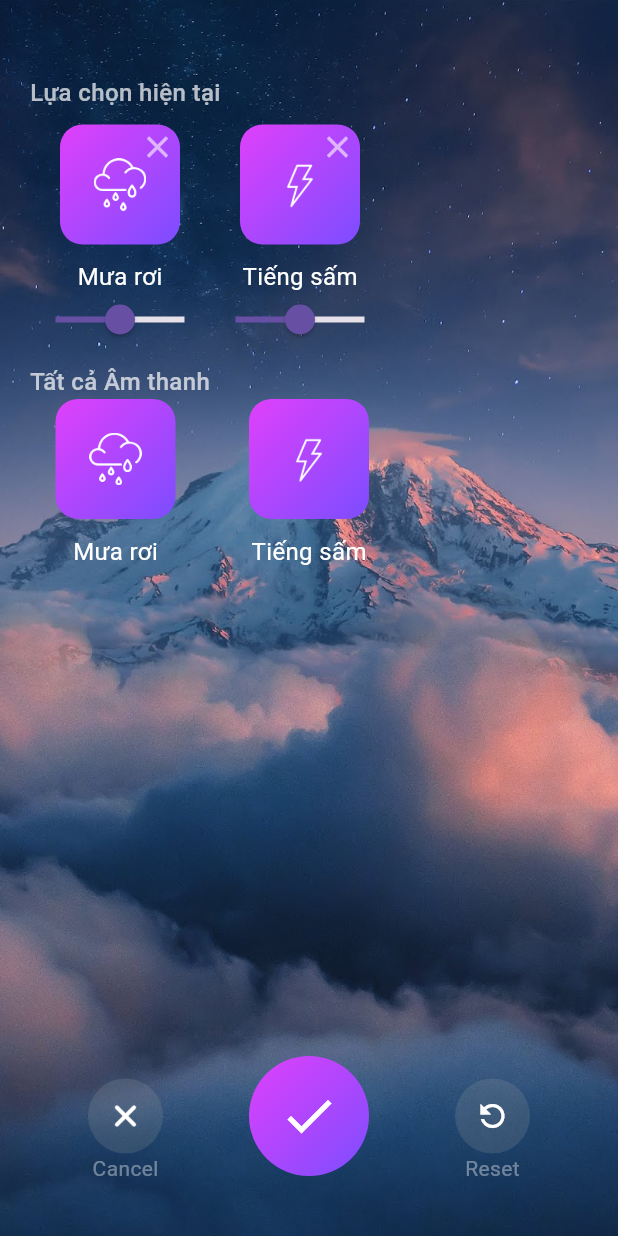
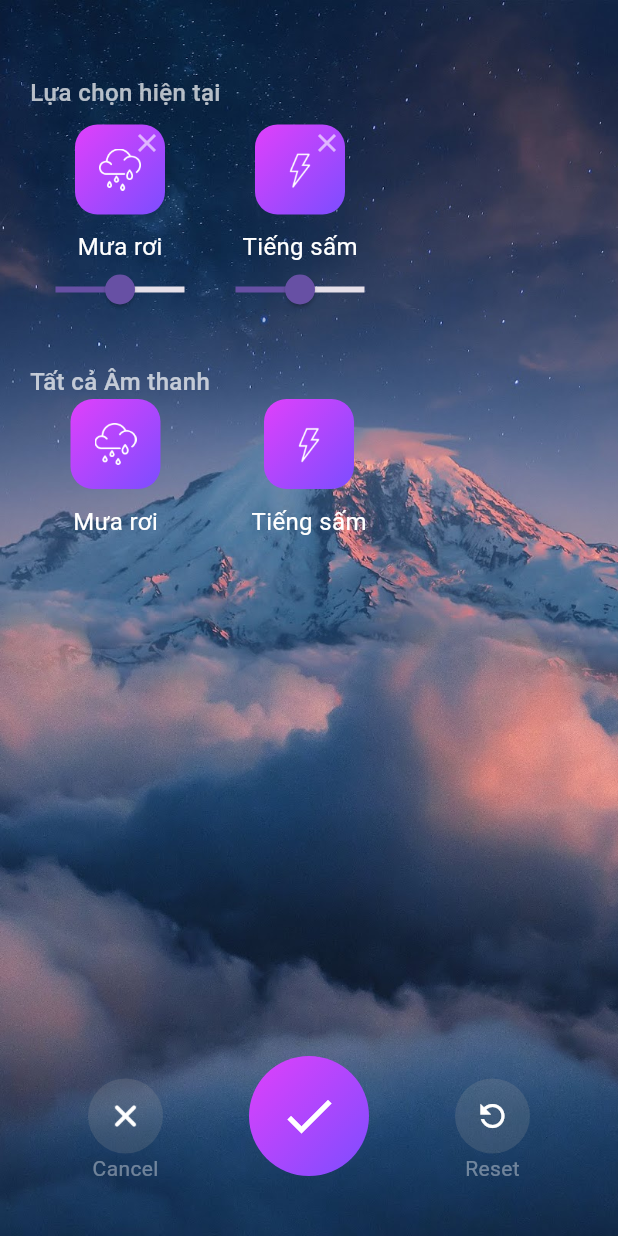
Before and after one commit to HaiNam1408/sleepsounds, a Flutter app: the OptionSoundScreen screen opened by its route, on a phone screen of 412 x 824 dp. Run offline on Flutter 3.47's test engine with Material 3 defaults, Android fonts, the phone set to English and light mode, and no system bars; our stand-ins replace dartx, flutter_time_picker_spinner, get, just_audio, rx_shared_preferences, sizer; missing offline and left inert: miniplayer; network calls fail.

```diff
--- a/lib/src/modules/home/home_screen.dart
+++ b/lib/src/modules/home/home_screen.dart
@@ -24,21 +24,21 @@ class HomeScreen extends GetView<HomeController> {
         "image":
             "https://media.istockphoto.com/id/502324324/photo/enjoyment.jpg?s=612x612&w=0&k=20&c=6PPFSorv0D_U7r3JQlymioQLfeqXyzCVNySJHVEOmEA=",
         "id": "2",
-        "sounds": ['assets/audio/spring_rain.mp3']
+        "sounds": ['assets/audio/piano.mp3', 'assets/audio/spring_rain.mp3']
       },
       {
         "name": "Mưa trong Rừng",
         "image":
             "https://i.pinimg.com/originals/2d/27/91/2d2791281c3f4dc5ba5833886dd1db54.jpg",
         "id": "3",
-        "sounds": ['assets/audio/spring_rain.mp3']
+        "sounds": ['assets/audio/forest_rain.mp3']
       },
       {
         "name": "Mưa trên mái nhà",
         "image":
             "https://www.roofonemichigan.com/wp-content/uploads/2018/07/65459917_s.jpg",
         "id": "4",
-        "sounds": ['assets/audio/spring_rain.mp3']
+        "sounds": ['assets/audio/rooftop_rain.mp3']
       },
       {
         "name": "Mưa nhẹ",
--- a/lib/src/modules/option_sound/component/button_option_sound.dart
+++ b/lib/src/modules/option_sound/component/button_option_sound.dart
@@ -9,7 +9,13 @@ class BtnOptionSound extends StatefulWidget {
   final VoidCallback onTap;
   final bool hideBtnClose;
   final ValueChanged<double> onChanged;
-  const BtnOptionSound({super.key, required this.text, required this.image, required this.onTap, required this.hideBtnClose, required this.onChanged});
+  const BtnOptionSound(
+      {super.key,
+      required this.text,
+      required this.image,
+      required this.onTap,
+      required this.hideBtnClose,
+      required this.onChanged});
 
   @override
   State<BtnOptionSound> createState() => _BtnOptionSoundState();
@@ -24,8 +30,8 @@ class _BtnOptionSoundState extends State<BtnOptionSound> {
       child: Column(
         children: [
           Container(
-            width: 80,
-            height: 80,
+            width: 60,
+            height: 60,
             decoration: const BoxDecoration(
                 borderRadius: BorderRadius.all(Radius.circular(15)),
                 gradient: LinearGradient(
@@ -34,43 +40,45 @@ class _BtnOptionSoundState extends State<BtnOptionSound> {
                     colors: [
                       Colors.purpleAccent,
                       Colors.deepPurpleAccent,
-                    ]
-                )
-            ),
+                    ])),
             child: Stack(
               children: [
                 Align(
                     alignment: Alignment.center,
-                    child: Image.asset(widget.image,color: Colors.white, width: 35,)
-                ),
+                    child: Image.asset(
+                      widget.image,
+                      color: Colors.white,
+                      width: 28,
+                    )),
                 if (widget.hideBtnClose)
                   Positioned(
-                      right: 3,
-                      top: 3,
+                      right: 2,
+                      top: 2,
                       child: GestureDetector(
                         onTap: widget.onTap,
-                        child: Icon(
+                        child: const Icon(
                           Icons.close,
                           color: Colors.white60,
+                          size: 20,
                         ),
-                      )
-                  )
+                      ))
               ],
             ),
           ),
-          SizedBox(height: 10,),
+          const SizedBox(
+            height: 10,
+          ),
           Text(
-              widget.text,
-            style: TextStyle(
-              color: Colors.white,
-              fontSize: 16,
-              fontWeight: FontWeight.w400
-            ),
+            widget.text,
+            style: const TextStyle(
+                color: Colors.white, fontSize: 16, fontWeight: FontWeight.w400),
           ),
           SliderTheme(
-            data: SliderThemeData(
+            data: const SliderThemeData(
               trackShape: RectangularSliderTrackShape(),
-              thumbShape: RoundSliderThumbShape(enabledThumbRadius: 10.0), // Hình dạng của thumb (điểm điều chỉnh)
+              thumbShape: RoundSliderThumbShape(
+                  enabledThumbRadius:
+                      10.0), // Hình dạng của thumb (điểm điều chỉnh)
               overlayShape: RoundSliderOverlayShape(overlayRadius: 17.0),
             ),
             child: Slider(
@@ -78,13 +86,12 @@ class _BtnOptionSoundState extends State<BtnOptionSound> {
                 min: 0.0,
                 max: 1.0,
                 divisions: 100,
-                onChanged: (double value){
+                onChanged: (double value) {
                   setState(() {
                     _currentVolume = value;
                   });
                   widget.onChanged(value);
-                }
-            ),
+                }),
           )
         ],
       ),
--- a/lib/src/modules/option_sound/component/grid_view.dart
+++ b/lib/src/modules/option_sound/component/grid_view.dart
@@ -1,11 +1,11 @@
 import 'package:flutter/material.dart';
-
 
 class GridViewCustom extends StatelessWidget {
   final List<Map<String, dynamic>> data;
   final VoidCallback? onTap;
   final bool hideBtnClose;
-  const GridViewCustom({super.key, required this.data, this.onTap,required this.hideBtnClose});
+  const GridViewCustom(
+      {super.key, required this.data, this.onTap, required this.hideBtnClose});
 
   @override
   Widget build(BuildContext context) {
@@ -27,8 +27,8 @@ class GridViewCustom extends StatelessWidget {
               child: Column(
                 children: [
                   Container(
-                  width: 80,
-                  height: 80,
+                    width: 60,
+                    height: 60,
                     decoration: const BoxDecoration(
                         borderRadius: BorderRadius.all(Radius.circular(15)),
                         gradient: LinearGradient(
@@ -37,43 +37,43 @@ class GridViewCustom extends StatelessWidget {
                             colors: [
                               Colors.purpleAccent,
                               Colors.deepPurpleAccent,
-                          ]
-                      )
-                  ),
+                            ])),
                     child: Stack(
                       children: [
                         Align(
                             alignment: Alignment.center,
-                          child: Image.asset(data[index]['icon'],color: Colors.white, width: 35,)
-                      ),
+                            child: Image.asset(
+                              data[index]['icon'],
+                              color: Colors.white,
+                              width: 28,
+                            )),
                         if (hideBtnClose)
                           Positioned(
-                            right: 3,
-                            top: 3,
+                              right: 2,
+                              top: 2,
                               child: GestureDetector(
                                 onTap: onTap,
-                              child: Icon(
+                                child: const Icon(
                                   Icons.close,
                                   color: Colors.white60,
                                 ),
-                            )
-                        )
+                              ))
                       ],
                     ),
                   ),
-                SizedBox(height: 10,),
+                  const SizedBox(
+                    height: 10,
+                  ),
                   Text(
                     data[index]['name'],
-                  style: TextStyle(
+                    style: const TextStyle(
                         color: Colors.white,
                         fontSize: 16,
-                      fontWeight: FontWeight.w400
-                  ),
+                        fontWeight: FontWeight.w400),
                   ),
                 ],
               ),
-          )
-        );
+            ));
       },
     );
   }
--- a/lib/src/modules/option_sound/option_sound_screen.dart
+++ b/lib/src/modules/option_sound/option_sound_screen.dart
@@ -43,58 +43,48 @@ class OptionSoundScreen extends GetView<OptionSoundScreen> {
             child: Column(
               crossAxisAlignment: CrossAxisAlignment.start,
               children: [
-                Text(
+                const Text(
                   'Lựa chọn hiện tại',
                   style: TextStyle(
-                    fontWeight: FontWeight.w500,
-                    fontSize: 16,
-                    color: Colors.white70
-                  ),
+                      fontWeight: FontWeight.w500,
+                      fontSize: 16,
+                      color: Colors.white70),
                 ),
-                SizedBox(height: 10,),
+                const SizedBox(
+                  height: 10,
+                ),
                 SizedBox(
                   height: 160,
                   child: ListView.builder(
-                    scrollDirection: Axis.horizontal,
+                      scrollDirection: Axis.horizontal,
                       itemCount: data.length,
-                      itemBuilder: (context, index){
+                      itemBuilder: (context, index) {
                         return Row(
                           children: [
                             BtnOptionSound(
-                              onTap: (){},
-                              onChanged: ((value) {
-
-                              }),
+                              onTap: () {},
+                              onChanged: ((value) {}),
                               hideBtnClose: true,
                               text: data[index]['name'],
                               image: data[index]['icon'],
                             ),
                           ],
                         );
-                      }
-                  ),
+                      }),
                 ),
-                Text(
+                const Text(
                   'Tất cả Âm thanh',
                   style: TextStyle(
                       fontWeight: FontWeight.w500,
                       fontSize: 16,
-                      color: Colors.white70
-                  ),
+                      color: Colors.white70),
                 ),
-                GridViewCustom(
-                    data: data,
-                    hideBtnClose: false
-                ),
+                GridViewCustom(data: data, hideBtnClose: false),
               ],
             ),
           ),
-          Positioned(
-            left: 30,
-            right: 30,
-            bottom: 20,
-              child: BottomButtons()
-          )
+          const Positioned(
+              left: 30, right: 30, bottom: 20, child: BottomButtons())
         ],
       ),
     );
--- a/lib/src/services/audio_handler/audio_handler.dart
+++ b/lib/src/services/audio_handler/audio_handler.dart
@@ -17,9 +17,9 @@ class AudioHandler {
     players.add(player);
   }
 
-  Future<void> playSounds() async {
+  void playSounds() {
     for (AudioPlayer player in players) {
-      await player.play();
+      player.play();
     }
   }
 
```
Also changed, not shown: lib/src/data/model/sound.dart (added, +24 -0 lines), lib/src/modules/home/component/listview.dart (+7 -5 lines), lib/src/modules/navbar/navbar_screen.dart (+79 -7 lines), lib/src/modules/player/component/timer.dart (+4 -3 lines), lib/src/modules/player/player_controller.dart (+47 -7 lines), lib/src/modules/player/player_screen.dart (+6 -2 lines), 3 other files. Lines whose indentation alone changed are shown as unchanged.
